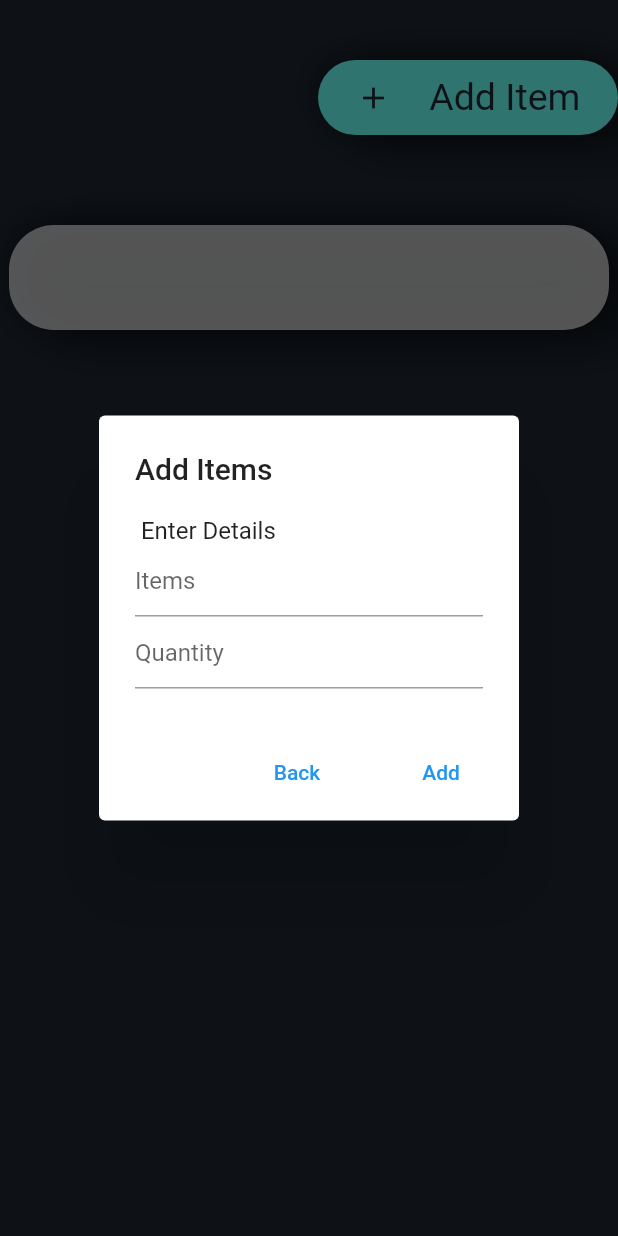
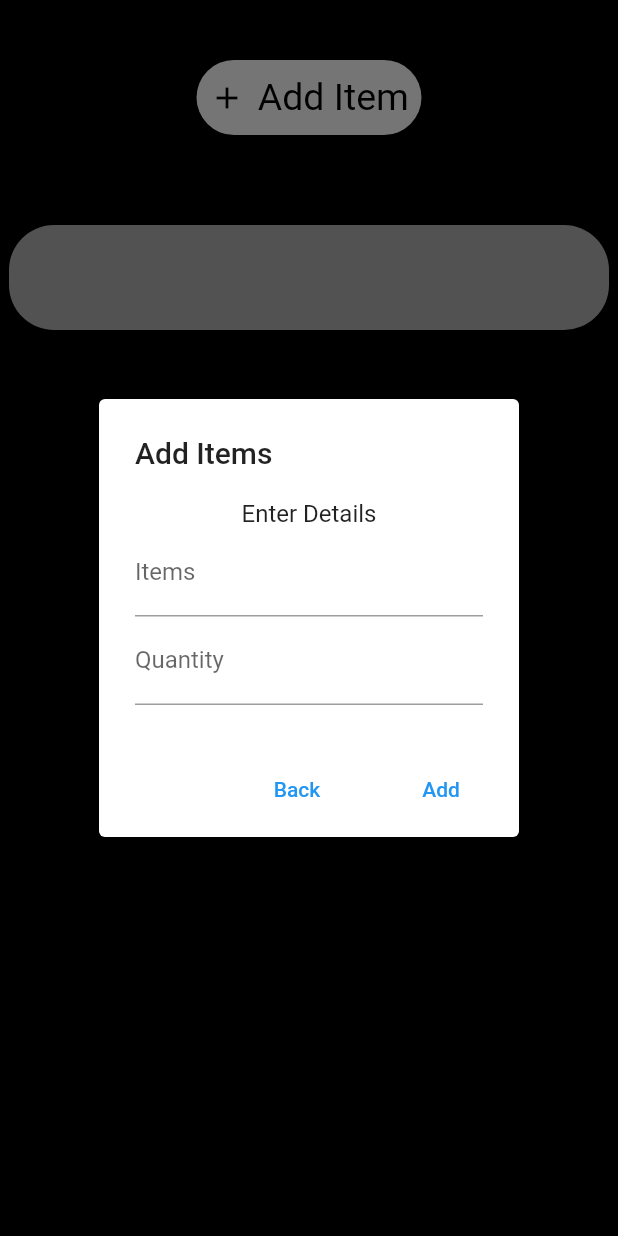
Before and after one commit to krish-dev-7/Native-Store, a Flutter app: the AddItem widget shown alone on an empty page, opened directly, after a tap on "Add Item", on a phone screen of 412 x 824 dp. Run offline on Flutter 3.47's test engine with Material 2 defaults, Android fonts, the light colour scheme and no system bars; our stand-ins replace cloud_firestore, curved_navigation_bar, firebase_auth, flutter_map, geocoding, geolocator and 5 more; accounts and stored records are empty; network calls fail.

Commit message:
project version 1

```diff
--- a/lib/config.dart
+++ b/lib/config.dart
@@ -1,8 +1,8 @@
 import 'package:flutter/material.dart';
 
 // Color txt = Color(0xFFF6F6FA);
-Color pc = Color(0xFF66fcf1);
-Color dc = Color(0xFF1f2833);
+Color pc = Color(0xffffffff);
+Color dc = Color(0xff000000);
 // Color an = Color(0x4DC213C2);
 // Color bg = Color(0xffF5F5F5);
 
--- a/lib/loginout/shopregistration.dart
+++ b/lib/loginout/shopregistration.dart
@@ -235,6 +235,10 @@ class _ShopRegState extends State<ShopReg> {
                 ),
               ),
             ),
+            Text(
+              "for confirmation You must register your shop while You're in your shop, so that we get shop's location ",
+              style: TextStyle(color: Colors.red),
+            ),
             LocationGetter(
               user: widget.username,
             ),
--- a/lib/shophomepage.dart
+++ b/lib/shophomepage.dart
@@ -1,12 +1,10 @@
 import 'package:cloud_firestore/cloud_firestore.dart';
 import 'package:curved_navigation_bar/curved_navigation_bar.dart';
-import 'package:firebase_auth/firebase_auth.dart';
 import 'package:flutter/material.dart';
 import 'package:shared_preferences/shared_preferences.dart';
 
 import 'config.dart';
 import 'loginout/auth.dart';
-import 'loginout/loginpage.dart';
 import 'main.dart';
 
 class ShopHomePage extends StatefulWidget {
@@ -271,7 +269,7 @@ class _ShopHomePageState extends State<ShopHomePage> {
               color: dc,
             ),
             Icon(
-              Icons.list,
+              Icons.people,
               size: 35,
               color: dc,
             ),
@@ -295,11 +293,12 @@ class _AddItemState extends State<AddItem> {
       title: const Text('Add Items'),
       content: new Column(
         mainAxisSize: MainAxisSize.min,
-        crossAxisAlignment: CrossAxisAlignment.start,
+        crossAxisAlignment: CrossAxisAlignment.center,
         children: <Widget>[
           Text(" Enter Details "),
           new TextField(
-            decoration: InputDecoration(hintText: "Items"),
+            decoration: InputDecoration(
+                labelText: "Items", hintText: "example: ball 30.rs"),
             onChanged: (val) {
               setState(() {
                 additName = val;
@@ -307,7 +306,8 @@ class _AddItemState extends State<AddItem> {
             },
           ),
           new TextField(
-            decoration: InputDecoration(hintText: "Quantity"),
+            decoration:
+                InputDecoration(hintText: "5 pieces", labelText: "Quantity"),
             onChanged: (val) {
               setState(() {
                 quantity = val;
@@ -418,7 +418,7 @@ class _AddItemState extends State<AddItem> {
       width: double.infinity,
       child: Column(
         mainAxisAlignment: MainAxisAlignment.start,
-        crossAxisAlignment: CrossAxisAlignment.end,
+        crossAxisAlignment: CrossAxisAlignment.center,
         children: <Widget>[
           sph,
           sph,
@@ -460,7 +460,7 @@ class _AddItemState extends State<AddItem> {
                 ],
               ),
               height: 50,
-              width: 200,
+              width: 150,
             ),
           ),
           sph,
@@ -514,8 +514,9 @@ class _AddItemState extends State<AddItem> {
                       sph,
                       sph,
                       sph,
-                      Container(
-                        height: 550,
+                      SingleChildScrollView(
+                        child: Container(
+                          height: 300,
                           child: new ListView.builder(
                             scrollDirection: Axis.vertical,
                             shrinkWrap: true,
@@ -533,7 +534,8 @@ class _AddItemState extends State<AddItem> {
                                         userDocument['items']
                                             .keys
                                             .elementAt(index),
-                                      style: TextStyle(color: dc, fontSize: 20),
+                                        style:
+                                            TextStyle(color: dc, fontSize: 20),
                                       ),
                                       Row(
                                         children: [
@@ -542,7 +544,8 @@ class _AddItemState extends State<AddItem> {
                                             onPressed: () {
                                               showDialog(
                                                 context: context,
-                                              builder: (BuildContext context) =>
+                                                builder: (BuildContext
+                                                        context) =>
                                                     _buildEditDialog(
                                                         context,
                                                         userDocument['items']
@@ -569,7 +572,8 @@ class _AddItemState extends State<AddItem> {
                                                           context,
                                                           userDocument['items']
                                                               .keys
-                                                            .elementAt(index)),
+                                                              .elementAt(
+                                                                  index)),
                                                 );
                                               })
                                         ],
@@ -579,6 +583,7 @@ class _AddItemState extends State<AddItem> {
                                 ),
                               );
                             },
+                          ),
                         ),
                       ),
                     ],
```
Also changed, not shown: lib/location_handler.dart (+2 -19 lines). Lines whose indentation alone changed are shown as unchanged.
